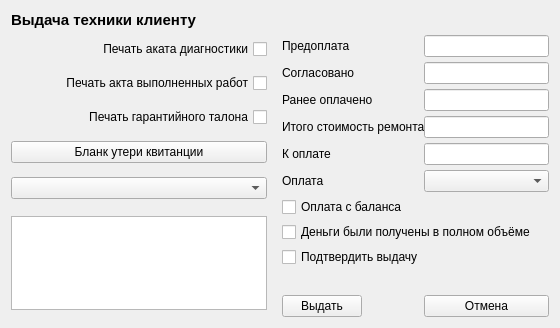
Old version of the form getOutDialog.ui in the repository solderercb/snap_crm.
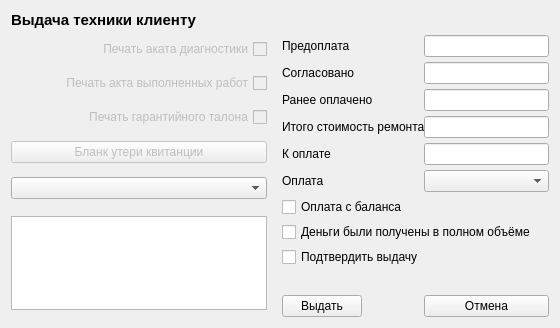
New version of the form.

```diff
--- a/getOutDialog.ui
+++ b/getOutDialog.ui
@@ -48,6 +48,9 @@
      </property>
      <item>
       <widget class="QCheckBox" name="checkBoxDiagDocPrint">
+       <property name="enabled">
+        <bool>false</bool>
+       </property>
        <property name="layoutDirection">
         <enum>Qt::RightToLeft</enum>
        </property>
@@ -58,6 +61,9 @@
      </item>
      <item>
       <widget class="QCheckBox" name="checkBoxWorksDocPrint">
+       <property name="enabled">
+        <bool>false</bool>
+       </property>
        <property name="layoutDirection">
         <enum>Qt::RightToLeft</enum>
        </property>
@@ -68,6 +74,9 @@
      </item>
      <item>
       <widget class="QCheckBox" name="checkBoxWarrantyDocPrint">
+       <property name="enabled">
+        <bool>false</bool>
+       </property>
        <property name="layoutDirection">
         <enum>Qt::RightToLeft</enum>
        </property>
@@ -78,6 +87,9 @@
      </item>
      <item>
       <widget class="QPushButton" name="pushButtonLooseDocPrint">
+       <property name="enabled">
+        <bool>false</bool>
+       </property>
        <property name="text">
         <string>Бланк утери квитанции</string>
        </property>
```
